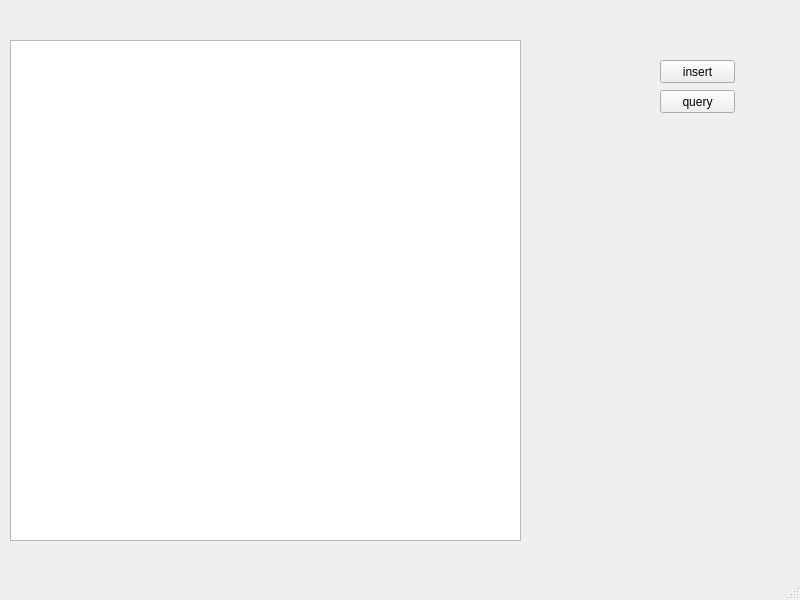
First picture: the form in mainwindow.ui, repository paipeng/qt-idcard-nfc, before the edit.
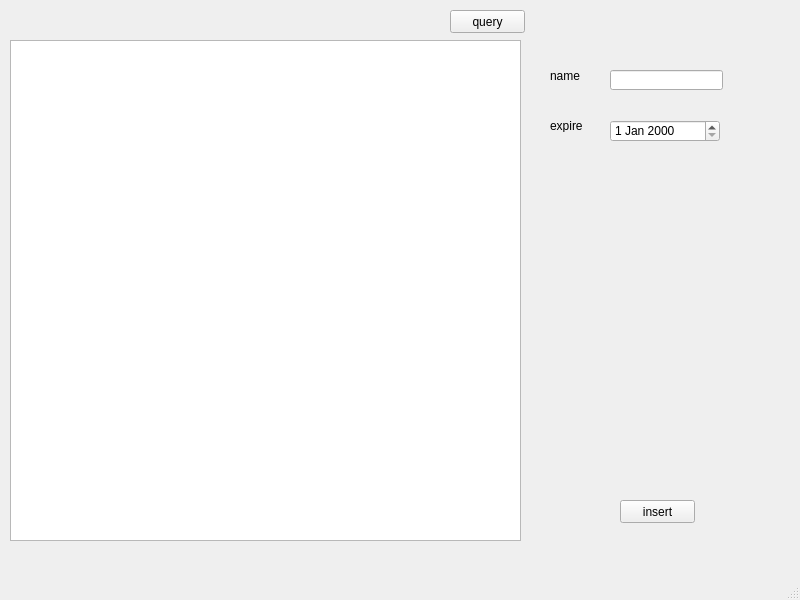
Second picture: the form after the edit.

What changed in the file:
```diff
--- a/mainwindow.ui
+++ b/mainwindow.ui
@@ -17,8 +17,8 @@
    <widget class="QPushButton" name="insertPushButton">
     <property name="geometry">
      <rect>
-      <x>660</x>
-      <y>60</y>
+      <x>620</x>
+      <y>500</y>
       <width>75</width>
       <height>23</height>
      </rect>
@@ -30,8 +30,8 @@
    <widget class="QPushButton" name="queryPushButton">
     <property name="geometry">
      <rect>
-      <x>660</x>
-      <y>90</y>
+      <x>450</x>
+      <y>10</y>
       <width>75</width>
       <height>23</height>
      </rect>
@@ -50,6 +50,52 @@
      </rect>
     </property>
    </widget>
+   <widget class="QLabel" name="label">
+    <property name="geometry">
+     <rect>
+      <x>550</x>
+      <y>70</y>
+      <width>54</width>
+      <height>12</height>
+     </rect>
+    </property>
+    <property name="text">
+     <string>name</string>
+    </property>
+   </widget>
+   <widget class="QLineEdit" name="nameLineEdit">
+    <property name="geometry">
+     <rect>
+      <x>610</x>
+      <y>70</y>
+      <width>113</width>
+      <height>20</height>
+     </rect>
+    </property>
+   </widget>
+   <widget class="QDateEdit" name="expireDateEdit">
+    <property name="geometry">
+     <rect>
+      <x>610</x>
+      <y>120</y>
+      <width>110</width>
+      <height>22</height>
+     </rect>
+    </property>
+   </widget>
+   <widget class="QLabel" name="label_2">
+    <property name="geometry">
+     <rect>
+      <x>550</x>
+      <y>120</y>
+      <width>54</width>
+      <height>12</height>
+     </rect>
+    </property>
+    <property name="text">
+     <string>expire</string>
+    </property>
+   </widget>
   </widget>
   <widget class="QMenuBar" name="menubar">
    <property name="geometry">
```
